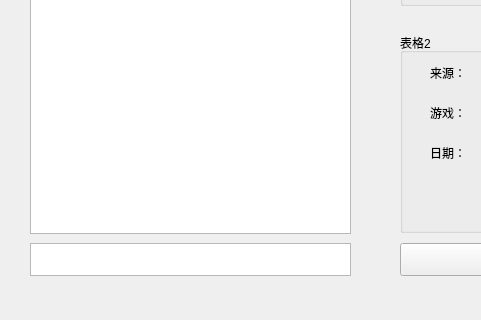
Above: PinBui.ui from cash2one/PinBwithGUI_2.0 before the change; both pictures show x 0 to 481 and y 230 to 550 of the 700 by 550 pixel window. Below: the same form after it.
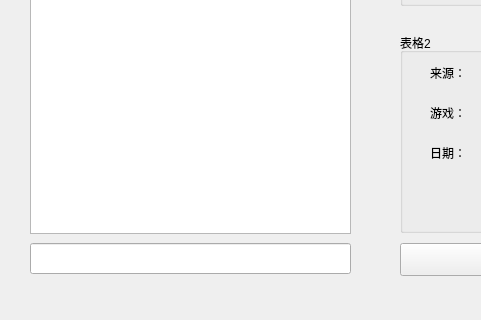
That is the form after the change. Icons and pictures are not drawn.

The edit to the form file:
```diff
--- a/PinBui.ui
+++ b/PinBui.ui
@@ -409,21 +409,15 @@
      </property>
     </column>
    </widget>
-   <widget class="QPlainTextEdit" name="plainTextEdit">
+   <widget class="QLineEdit" name="lineEdit">
     <property name="geometry">
      <rect>
       <x>30</x>
       <y>450</y>
       <width>321</width>
-      <height>33</height>
+      <height>31</height>
      </rect>
     </property>
-    <property name="font">
-     <font>
-      <family>宋体</family>
-      <pointsize>10</pointsize>
-     </font>
-    </property>
    </widget>
   </widget>
   <widget class="QMenuBar" name="menubar">
```
Left out of the diff: 12 changed lines with no effect on the pictures.
